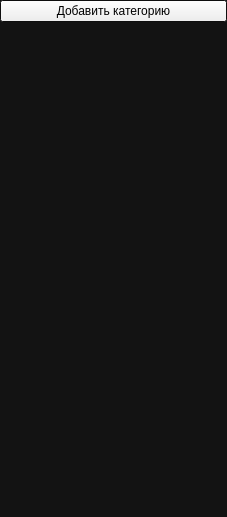
This is Menu.ui in darkjedi9922/listpad as Qt 5 draws it before an edit. The edited form follows.
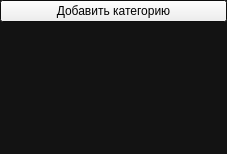
This is the edited form. Custom widgets are drawn as their Qt base class.

Patch:
```diff
--- a/Menu.ui
+++ b/Menu.ui
@@ -7,7 +7,7 @@
     <x>0</x>
     <y>0</y>
     <width>227</width>
-    <height>517</height>
+    <height>154</height>
    </rect>
   </property>
   <property name="palette">
@@ -118,7 +118,7 @@
      <property name="sizeHint" stdset="0">
       <size>
        <width>13</width>
-       <height>451</height>
+       <height>0</height>
       </size>
      </property>
     </spacer>
```
